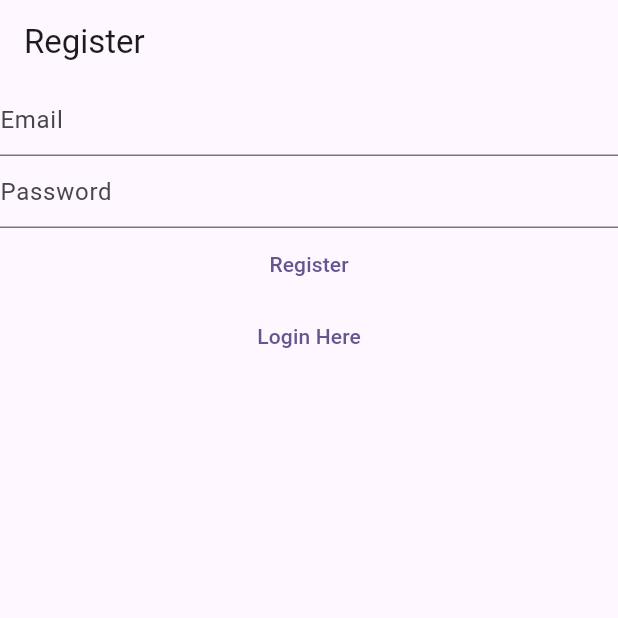
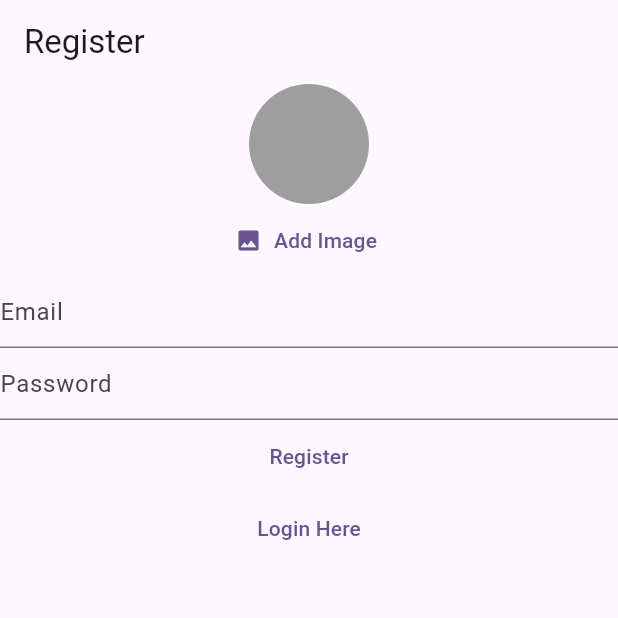
Before and after one commit to leuleyasu/chat-app, a Flutter app: the screen it shows after launch, after a tap on "Register Here", on a phone screen of 412 x 824 dp, the top half of it. Run offline on Flutter 3.47's test engine with Material 2 defaults, Android fonts, the phone set to English and light mode, and no system bars; our stand-ins replace firebase_auth, firebase_core, image_picker; accounts and stored records are empty; network calls fail.

Commit message:
feat: pick user image

```diff
--- /dev/null
+++ b/chat_app/lib/Widget/image_picker.dart
@@ -0,0 +1,49 @@
+import 'dart:io';
+
+import 'package:flutter/material.dart';
+import 'package:image_picker/image_picker.dart';
+
+class PickImage extends StatefulWidget {
+  const PickImage({super.key});
+
+  @override
+  State<PickImage> createState() => _PickImageState();
+}
+
+
+
+class _PickImageState extends State<PickImage> {
+File? pickedImageFile;
+
+
+  void _getimage() async{
+   final pickedimage=await ImagePicker().pickImage(source:
+    ImageSource.gallery,maxWidth: 150);
+    setState(() {
+       if (pickedimage!=null) {
+ pickedImageFile=File(pickedimage.path);
+    }
+    });
+
+
+  }
+
+  @override
+  Widget build(BuildContext context) {
+    return Column
+    (
+      children: [
+        CircleAvatar(
+          radius: 40,
+          backgroundColor: Colors.grey,
+          foregroundImage:pickedImageFile!=null ? FileImage(pickedImageFile!):null,
+        ),
+        TextButton.icon
+        (icon: const  Icon(Icons.image),
+        label: const  Text("Add Image"),
+
+          onPressed: _getimage,)
+      ],
+    );
+  }
+}
--- a/chat_app/lib/view/Register.dart
+++ b/chat_app/lib/view/Register.dart
@@ -1,4 +1,6 @@
+import 'package:chat_app/Widget/image_picker.dart';
 import 'package:flutter/material.dart';
+import 'package:image_picker/image_picker.dart';
 
 import 'dart:developer' as devtools show log;
 
@@ -6,7 +8,6 @@ import '../Service/auth/auth.exception.dart';
 import '../Service/auth/auth_service.dart';
 import '../Utilities/Show_Error_Dialog.dart';
 import '../const/Routes.dart';
-
 
 class Register extends StatefulWidget {
   const Register({super.key});
@@ -46,8 +47,11 @@ class _RegisterState extends State<Register> {
             case ConnectionState.done:
               return Column(
                 children: [
-                  Form(child: Column(
+                  Center(
+                    child: Form(
+                        child: Column(
                       children: [
+                        const PickImage(),
                         TextField(
                           controller: _email,
                           keyboardType: TextInputType.emailAddress,
@@ -58,7 +62,8 @@ class _RegisterState extends State<Register> {
                           autocorrect: false,
                           enableSuggestions: false,
                           obscureText: true,
-                    decoration: const InputDecoration(hintText: "Password"),
+                          decoration:
+                              const InputDecoration(hintText: "Password"),
                         ),
                         TextButton(
                           onPressed: () async {
@@ -77,9 +82,11 @@ class _RegisterState extends State<Register> {
                             } on WeakPasswordAuthException {
                               await showErrorDialog(context, 'weak password');
                             } on EmailAlreadyInUseExistAuthException {
-                        await showErrorDialog(context, 'email already in-use');
+                              await showErrorDialog(
+                                  context, 'email already in-use');
                             } on GenericAuthException {
-                        await showErrorDialog(context, 'Failed to Register');
+                              await showErrorDialog(
+                                  context, 'Failed to Register');
                             } catch (e) {
                               await showErrorDialog(context, e.toString());
                               devtools.log(e.toString());
@@ -95,10 +102,9 @@ class _RegisterState extends State<Register> {
                             child: const Text("Login Here"))
                       ],
                     )),
-
+                  ),
                 ],
               );
-
             case ConnectionState.waiting:
               return const Text("Loading...");
 
--- a/chat_app/lib/view/login.dart
+++ b/chat_app/lib/view/login.dart
@@ -41,7 +41,8 @@ class _LoginState extends State<Login> {
         builder: (context, snapshot) {
           switch (snapshot.connectionState) {
             case ConnectionState.done:
-              return Form(
+              return Center(
+                child: Form(
                   child: Column(
                     children: [
                       TextField(
@@ -98,6 +99,7 @@ class _LoginState extends State<Login> {
                           child: const Text("Register Here"))
                     ],
                   ),
+                ),
               );
 
             case ConnectionState.waiting:
--- a/chat_app/pubspec.yaml
+++ b/chat_app/pubspec.yaml
@@ -37,6 +37,8 @@ dependencies:
   cupertino_icons: ^1.0.2
   firebase_auth: ^4.12.1
   firebase_core: ^2.21.0
+  image_picker: ^1.0.4
+  firebase_storage: ^11.4.1
 
 dev_dependencies:
   flutter_test:
```
Also changed, not shown: chat_app/pubspec.lock, 5 other files. Lines whose indentation alone changed are shown as unchanged.
